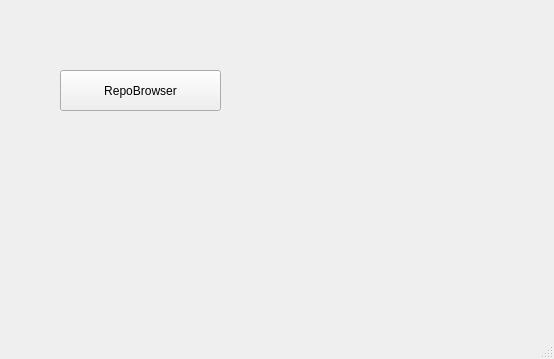
Above: mainwindow.ui from Cocainoid/TaskBrancher before the change. Below: the same form after it.
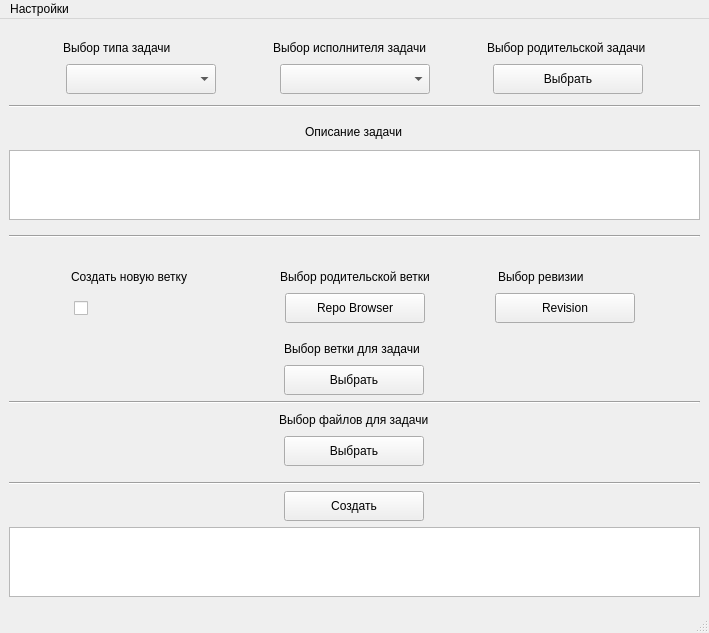
That is the form after the change.

Diff of the .ui file:
```diff
--- a/mainwindow.ui
+++ b/mainwindow.ui
@@ -6,37 +6,681 @@
    <rect>
     <x>0</x>
     <y>0</y>
-    <width>554</width>
-    <height>359</height>
+    <width>709</width>
+    <height>628</height>
    </rect>
   </property>
   <property name="windowTitle">
    <string>MainWindow</string>
   </property>
   <widget class="QWidget" name="centralwidget">
-   <widget class="QPushButton" name="pushButton">
-    <property name="geometry">
-     <rect>
-      <x>60</x>
-      <y>70</y>
-      <width>161</width>
-      <height>41</height>
-     </rect>
-    </property>
-    <property name="text">
-     <string>RepoBrowser</string>
-    </property>
-   </widget>
+   <layout class="QVBoxLayout" name="verticalLayout_7">
+    <item>
+     <layout class="QVBoxLayout" name="verticalLayout_5">
+      <property name="topMargin">
+       <number>5</number>
+      </property>
+      <property name="bottomMargin">
+       <number>5</number>
+      </property>
+      <item>
+       <layout class="QHBoxLayout" name="horizontalLayout_2">
+        <property name="topMargin">
+         <number>5</number>
+        </property>
+        <property name="bottomMargin">
+         <number>0</number>
+        </property>
+        <item>
+         <spacer name="horizontalSpacer_9">
+          <property name="orientation">
+           <enum>Qt::Horizontal</enum>
+          </property>
+          <property name="sizeHint" stdset="0">
+           <size>
+            <width>40</width>
+            <height>20</height>
+           </size>
+          </property>
+         </spacer>
+        </item>
+        <item alignment="Qt::AlignHCenter">
+         <widget class="QLabel" name="label">
+          <property name="minimumSize">
+           <size>
+            <width>150</width>
+            <height>0</height>
+           </size>
+          </property>
+          <property name="text">
+           <string>Выбор типа задачи</string>
+          </property>
+         </widget>
+        </item>
+        <item>
+         <spacer name="horizontalSpacer_10">
+          <property name="orientation">
+           <enum>Qt::Horizontal</enum>
+          </property>
+          <property name="sizeHint" stdset="0">
+           <size>
+            <width>40</width>
+            <height>20</height>
+           </size>
+          </property>
+         </spacer>
+        </item>
+        <item alignment="Qt::AlignHCenter">
+         <widget class="QLabel" name="label_2">
+          <property name="minimumSize">
+           <size>
+            <width>150</width>
+            <height>0</height>
+           </size>
+          </property>
+          <property name="text">
+           <string>Выбор исполнителя задачи</string>
+          </property>
+         </widget>
+        </item>
+        <item>
+         <spacer name="horizontalSpacer_11">
+          <property name="orientation">
+           <enum>Qt::Horizontal</enum>
+          </property>
+          <property name="sizeHint" stdset="0">
+           <size>
+            <width>40</width>
+            <height>20</height>
+           </size>
+          </property>
+         </spacer>
+        </item>
+        <item alignment="Qt::AlignHCenter">
+         <widget class="QLabel" name="label_3">
+          <property name="minimumSize">
+           <size>
+            <width>150</width>
+            <height>0</height>
+           </size>
+          </property>
+          <property name="text">
+           <string>Выбор родительской задачи</string>
+          </property>
+         </widget>
+        </item>
+        <item>
+         <spacer name="horizontalSpacer_12">
+          <property name="orientation">
+           <enum>Qt::Horizontal</enum>
+          </property>
+          <property name="sizeHint" stdset="0">
+           <size>
+            <width>40</width>
+            <height>20</height>
+           </size>
+          </property>
+         </spacer>
+        </item>
+       </layout>
+      </item>
+      <item>
+       <layout class="QHBoxLayout" name="horizontalLayout">
+        <property name="topMargin">
+         <number>0</number>
+        </property>
+        <property name="bottomMargin">
+         <number>5</number>
+        </property>
+        <item>
+         <spacer name="horizontalSpacer_13">
+          <property name="orientation">
+           <enum>Qt::Horizontal</enum>
+          </property>
+          <property name="sizeHint" stdset="0">
+           <size>
+            <width>40</width>
+            <height>20</height>
+           </size>
+          </property>
+         </spacer>
+        </item>
+        <item>
+         <widget class="QComboBox" name="taskType">
+          <property name="minimumSize">
+           <size>
+            <width>150</width>
+            <height>30</height>
+           </size>
+          </property>
+         </widget>
+        </item>
+        <item>
+         <spacer name="horizontalSpacer_14">
+          <property name="orientation">
+           <enum>Qt::Horizontal</enum>
+          </property>
+          <property name="sizeHint" stdset="0">
+           <size>
+            <width>40</width>
+            <height>20</height>
+           </size>
+          </property>
+         </spacer>
+        </item>
+        <item>
+         <widget class="QComboBox" name="taskDoer">
+          <property name="minimumSize">
+           <size>
+            <width>150</width>
+            <height>30</height>
+           </size>
+          </property>
+         </widget>
+        </item>
+        <item>
+         <spacer name="horizontalSpacer_15">
+          <property name="orientation">
+           <enum>Qt::Horizontal</enum>
+          </property>
+          <property name="sizeHint" stdset="0">
+           <size>
+            <width>40</width>
+            <height>20</height>
+           </size>
+          </property>
+         </spacer>
+        </item>
+        <item>
+         <widget class="QToolButton" name="toolButton_6">
+          <property name="minimumSize">
+           <size>
+            <width>150</width>
+            <height>30</height>
+           </size>
+          </property>
+          <property name="text">
+           <string>Выбрать</string>
+          </property>
+         </widget>
+        </item>
+        <item>
+         <spacer name="horizontalSpacer_16">
+          <property name="orientation">
+           <enum>Qt::Horizontal</enum>
+          </property>
+          <property name="sizeHint" stdset="0">
+           <size>
+            <width>40</width>
+            <height>20</height>
+           </size>
+          </property>
+         </spacer>
+        </item>
+       </layout>
+      </item>
+      <item>
+       <widget class="Line" name="line_4">
+        <property name="orientation">
+         <enum>Qt::Horizontal</enum>
+        </property>
+       </widget>
+      </item>
+      <item>
+       <layout class="QVBoxLayout" name="verticalLayout">
+        <property name="leftMargin">
+         <number>0</number>
+        </property>
+        <property name="topMargin">
+         <number>5</number>
+        </property>
+        <property name="bottomMargin">
+         <number>5</number>
+        </property>
+        <item alignment="Qt::AlignHCenter">
+         <widget class="QLabel" name="label_4">
+          <property name="minimumSize">
+           <size>
+            <width>0</width>
+            <height>25</height>
+           </size>
+          </property>
+          <property name="text">
+           <string>Описание задачи</string>
+          </property>
+         </widget>
+        </item>
+        <item>
+         <widget class="QTextEdit" name="textEdit"/>
+        </item>
+        <item>
+         <widget class="Line" name="line_3">
+          <property name="minimumSize">
+           <size>
+            <width>0</width>
+            <height>20</height>
+           </size>
+          </property>
+          <property name="orientation">
+           <enum>Qt::Horizontal</enum>
+          </property>
+         </widget>
+        </item>
+       </layout>
+      </item>
+     </layout>
+    </item>
+    <item>
+     <layout class="QVBoxLayout" name="verticalLayout_6">
+      <item>
+       <layout class="QHBoxLayout" name="horizontalLayout_4">
+        <property name="topMargin">
+         <number>5</number>
+        </property>
+        <property name="bottomMargin">
+         <number>0</number>
+        </property>
+        <item>
+         <spacer name="horizontalSpacer_4">
+          <property name="orientation">
+           <enum>Qt::Horizontal</enum>
+          </property>
+          <property name="sizeHint" stdset="0">
+           <size>
+            <width>40</width>
+            <height>20</height>
+           </size>
+          </property>
+         </spacer>
+        </item>
+        <item alignment="Qt::AlignHCenter">
+         <widget class="QLabel" name="label_5">
+          <property name="minimumSize">
+           <size>
+            <width>140</width>
+            <height>0</height>
+           </size>
+          </property>
+          <property name="text">
+           <string>Создать новую ветку</string>
+          </property>
+         </widget>
+        </item>
+        <item>
+         <spacer name="horizontalSpacer">
+          <property name="orientation">
+           <enum>Qt::Horizontal</enum>
+          </property>
+          <property name="sizeHint" stdset="0">
+           <size>
+            <width>40</width>
+            <height>20</height>
+           </size>
+          </property>
+         </spacer>
+        </item>
+        <item alignment="Qt::AlignHCenter">
+         <widget class="QLabel" name="label_6">
+          <property name="minimumSize">
+           <size>
+            <width>0</width>
+            <height>0</height>
+           </size>
+          </property>
+          <property name="text">
+           <string>Выбор родительской ветки</string>
+          </property>
+         </widget>
+        </item>
+        <item>
+         <spacer name="horizontalSpacer_2">
+          <property name="orientation">
+           <enum>Qt::Horizontal</enum>
+          </property>
+          <property name="sizeType">
+           <enum>QSizePolicy::Expanding</enum>
+          </property>
+          <property name="sizeHint" stdset="0">
+           <size>
+            <width>20</width>
+            <height>20</height>
+           </size>
+          </property>
+         </spacer>
+        </item>
+        <item alignment="Qt::AlignHCenter">
+         <widget class="QLabel" name="label_7">
+          <property name="minimumSize">
+           <size>
+            <width>140</width>
+            <height>0</height>
+           </size>
+          </property>
+          <property name="text">
+           <string>Выбор ревизии</string>
+          </property>
+         </widget>
+        </item>
+        <item>
+         <spacer name="horizontalSpacer_3">
+          <property name="orientation">
+           <enum>Qt::Horizontal</enum>
+          </property>
+          <property name="sizeHint" stdset="0">
+           <size>
+            <width>40</width>
+            <height>20</height>
+           </size>
+          </property>
+         </spacer>
+        </item>
+       </layout>
+      </item>
+      <item>
+       <layout class="QHBoxLayout" name="horizontalLayout_3">
+        <property name="leftMargin">
+         <number>0</number>
+        </property>
+        <property name="topMargin">
+         <number>0</number>
+        </property>
+        <property name="bottomMargin">
+         <number>5</number>
+        </property>
+        <item>
+         <spacer name="horizontalSpacer_5">
+          <property name="orientation">
+           <enum>Qt::Horizontal</enum>
+          </property>
+          <property name="sizeHint" stdset="0">
+           <size>
+            <width>40</width>
+            <height>20</height>
+           </size>
+          </property>
+         </spacer>
+        </item>
+        <item alignment="Qt::AlignHCenter|Qt::AlignVCenter">
+         <widget class="QCheckBox" name="checkBox">
+          <property name="minimumSize">
+           <size>
+            <width>140</width>
+            <height>30</height>
+           </size>
+          </property>
+          <property name="text">
+           <string/>
+          </property>
+          <property name="iconSize">
+           <size>
+            <width>25</width>
+            <height>25</height>
+           </size>
+          </property>
+         </widget>
+        </item>
+        <item>
+         <spacer name="horizontalSpacer_6">
+          <property name="orientation">
+           <enum>Qt::Horizontal</enum>
+          </property>
+          <property name="sizeHint" stdset="0">
+           <size>
+            <width>40</width>
+            <height>20</height>
+           </size>
+          </property>
+         </spacer>
+        </item>
+        <item>
+         <widget class="QToolButton" name="toolButtonRepo">
+          <property name="sizePolicy">
+           <sizepolicy hsizetype="Fixed" vsizetype="Fixed">
+            <horstretch>0</horstretch>
+            <verstretch>0</verstretch>
+           </sizepolicy>
+          </property>
+          <property name="minimumSize">
+           <size>
+            <width>140</width>
+            <height>30</height>
+           </size>
+          </property>
+          <property name="maximumSize">
+           <size>
+            <width>150</width>
+            <height>16777215</height>
+           </size>
+          </property>
+          <property name="sizeIncrement">
+           <size>
+            <width>150</width>
+            <height>0</height>
+           </size>
+          </property>
+          <property name="baseSize">
+           <size>
+            <width>150</width>
+            <height>0</height>
+           </size>
+          </property>
+          <property name="text">
+           <string>Repo Browser</string>
+          </property>
+         </widget>
+        </item>
+        <item>
+         <spacer name="horizontalSpacer_7">
+          <property name="orientation">
+           <enum>Qt::Horizontal</enum>
+          </property>
+          <property name="sizeHint" stdset="0">
+           <size>
+            <width>40</width>
+            <height>20</height>
+           </size>
+          </property>
+         </spacer>
+        </item>
+        <item alignment="Qt::AlignHCenter">
+         <widget class="QToolButton" name="toolButtonRevision">
+          <property name="sizePolicy">
+           <sizepolicy hsizetype="Fixed" vsizetype="Fixed">
+            <horstretch>0</horstretch>
+            <verstretch>0</verstretch>
+           </sizepolicy>
+          </property>
+          <property name="minimumSize">
+           <size>
+            <width>140</width>
+            <height>30</height>
+           </size>
+          </property>
+          <property name="maximumSize">
+           <size>
+            <width>150</width>
+            <height>16777215</height>
+           </size>
+          </property>
+          <property name="sizeIncrement">
+           <size>
+            <width>150</width>
+            <height>0</height>
+           </size>
+          </property>
+          <property name="baseSize">
+           <size>
+            <width>150</width>
+            <height>0</height>
+           </size>
+          </property>
+          <property name="text">
+           <string>Revision</string>
+          </property>
+         </widget>
+        </item>
+        <item>
+         <spacer name="horizontalSpacer_8">
+          <property name="orientation">
+           <enum>Qt::Horizontal</enum>
+          </property>
+          <property name="sizeHint" stdset="0">
+           <size>
+            <width>40</width>
+            <height>20</height>
+           </size>
+          </property>
+         </spacer>
+        </item>
+       </layout>
+      </item>
+     </layout>
+    </item>
+    <item>
+     <layout class="QVBoxLayout" name="verticalLayout_3">
+      <property name="leftMargin">
+       <number>0</number>
+      </property>
+      <property name="topMargin">
+       <number>5</number>
+      </property>
+      <property name="bottomMargin">
+       <number>5</number>
+      </property>
+      <item alignment="Qt::AlignHCenter">
+       <widget class="QLabel" name="label_8">
+        <property name="minimumSize">
+         <size>
+          <width>140</width>
+          <height>20</height>
+         </size>
+        </property>
+        <property name="text">
+         <string>Выбор ветки для задачи</string>
+        </property>
+       </widget>
+      </item>
+      <item alignment="Qt::AlignHCenter">
+       <widget class="QToolButton" name="toolButton_4">
+        <property name="minimumSize">
+         <size>
+          <width>140</width>
+          <height>30</height>
+         </size>
+        </property>
+        <property name="text">
+         <string>Выбрать</string>
+        </property>
+       </widget>
+      </item>
+      <item>
+       <widget class="Line" name="line">
+        <property name="orientation">
+         <enum>Qt::Horizontal</enum>
+        </property>
+       </widget>
+      </item>
+      <item alignment="Qt::AlignHCenter">
+       <widget class="QLabel" name="label_9">
+        <property name="minimumSize">
+         <size>
+          <width>140</width>
+          <height>20</height>
+         </size>
+        </property>
+        <property name="text">
+         <string>Выбор файлов для задачи</string>
+        </property>
+       </widget>
+      </item>
+      <item alignment="Qt::AlignHCenter">
+       <widget class="QToolButton" name="toolButton_3">
+        <property name="minimumSize">
+         <size>
+          <width>140</width>
+          <height>30</height>
+         </size>
+        </property>
+        <property name="text">
+         <string>Выбрать</string>
+        </property>
+       </widget>
+      </item>
+     </layout>
+    </item>
+    <item>
+     <layout class="QVBoxLayout" name="verticalLayout_4">
+      <property name="leftMargin">
+       <number>0</number>
+      </property>
+      <property name="topMargin">
+       <number>5</number>
+      </property>
+      <property name="bottomMargin">
+       <number>5</number>
+      </property>
+      <item>
+       <widget class="Line" name="line_2">
+        <property name="orientation">
+         <enum>Qt::Horizontal</enum>
+        </property>
+       </widget>
+      </item>
+      <item alignment="Qt::AlignHCenter">
+       <widget class="QPushButton" name="pushButton">
+        <property name="sizePolicy">
+         <sizepolicy hsizetype="Fixed" vsizetype="Fixed">
+          <horstretch>0</horstretch>
+          <verstretch>0</verstretch>
+         </sizepolicy>
+        </property>
+        <property name="minimumSize">
+         <size>
+          <width>140</width>
+          <height>30</height>
+         </size>
+        </property>
+        <property name="sizeIncrement">
+         <size>
+          <width>0</width>
+          <height>0</height>
+         </size>
+        </property>
+        <property name="baseSize">
+         <size>
+          <width>150</width>
+          <height>0</height>
+         </size>
+        </property>
+        <property name="text">
+         <string>Создать</string>
+        </property>
+       </widget>
+      </item>
+      <item>
+       <widget class="QTextEdit" name="textEdit_2"/>
+      </item>
+     </layout>
+    </item>
+   </layout>
   </widget>
   <widget class="QMenuBar" name="menubar">
    <property name="geometry">
     <rect>
      <x>0</x>
      <y>0</y>
-     <width>554</width>
+     <width>709</width>
      <height>21</height>
     </rect>
    </property>
+   <widget class="QMenu" name="menu">
+    <property name="title">
+     <string>Настройки</string>
+    </property>
+    <addaction name="action"/>
+    <addaction name="action_2"/>
+   </widget>
+   <addaction name="menu"/>
   </widget>
   <widget class="QStatusBar" name="statusbar"/>
  </widget>
```
Left out of the diff: 10 changed lines with no effect on the pictures.
